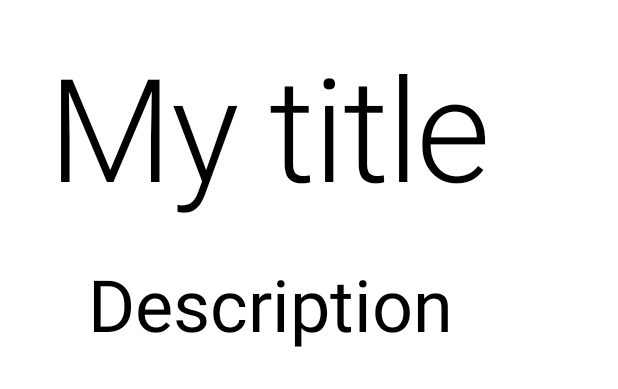
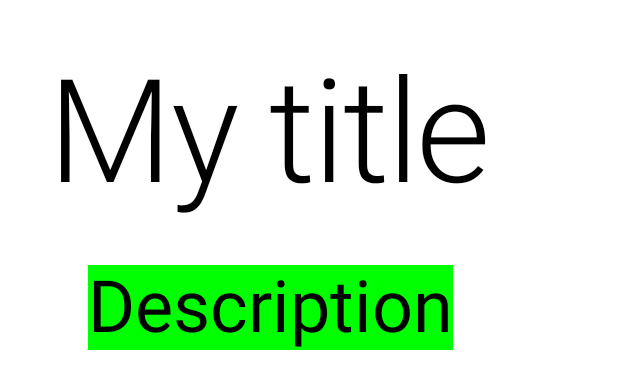
Before and after one commit to zakariaebouklah/CoffeeIsAwesome, an Android app built with Jetpack Compose: the @Preview function Offer, on a phone screen of 412 x 824 dp. Shown: the top 389 px of the screen. Run offline under Robolectric (Android 15) with nearby library versions, the phone set to English and light mode, and no system bars.

Commit message:
Chaining Modifiers on one built-in composable element.

```diff
--- a/app/src/main/java/com/zakib/coffeeisgood/OffersPage.kt
+++ b/app/src/main/java/com/zakib/coffeeisgood/OffersPage.kt
@@ -1,5 +1,6 @@
 package com.zakib.coffeeisgood
 
+import androidx.compose.foundation.background
 import androidx.compose.foundation.layout.Column
 import androidx.compose.foundation.layout.padding
 import androidx.compose.material.MaterialTheme
@@ -12,6 +13,7 @@ import androidx.compose.ui.text.font.FontWeight
 import androidx.compose.ui.tooling.preview.Preview
 import androidx.compose.ui.unit.sp
 import androidx.compose.ui.Modifier
+import androidx.compose.ui.graphics.Color
 import androidx.compose.ui.unit.dp
 
 @Preview
@@ -40,7 +42,7 @@ fun Offer() {
         Text(
             text = "Description",
             style = MaterialTheme.typography.h3,
-            modifier = Modifier.padding(16.dp)
+            modifier = Modifier.padding(16.dp).background(Color.Green)
         )
     }
 }
```
